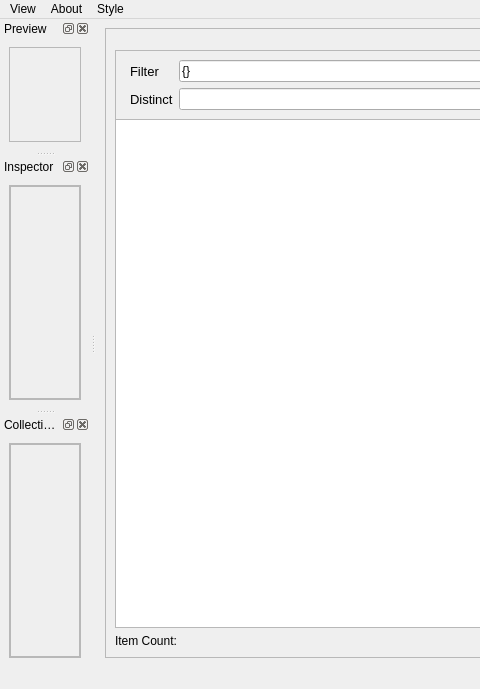
First picture: the form in main.ui, repository compix/MetadataManager, before the edit; both pictures show x 0 to 480 and y 0 to 689 of the 994 by 689 pixel window.
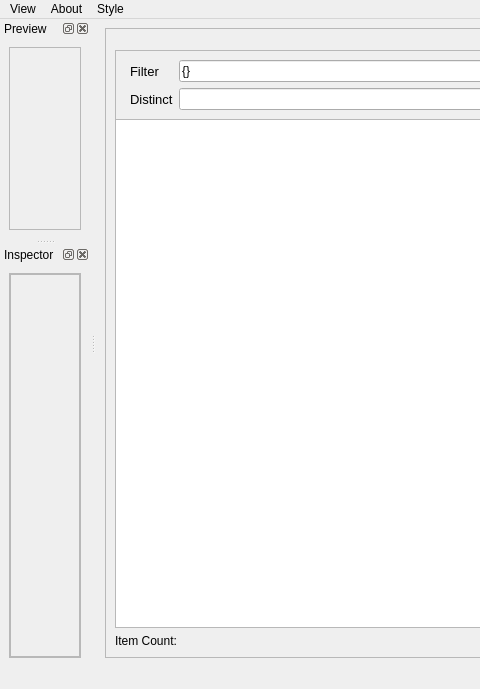
Second picture: the form after the edit.

Commit message: Update core lib, added simple collection management and viewer

```diff
--- a/main.ui
+++ b/main.ui
@@ -251,7 +251,7 @@
              <x>0</x>
              <y>0</y>
              <width>69</width>
-             <height>208</height>
+             <height>375</height>
             </rect>
            </property>
            <layout class="QVBoxLayout" name="verticalLayout_3">
@@ -318,67 +318,6 @@
     </layout>
    </widget>
   </widget>
-  <widget class="QDockWidget" name="collectionsDockWidget">
-   <property name="windowTitle">
-    <string>Collections</string>
-   </property>
-   <attribute name="dockWidgetArea">
-    <number>1</number>
-   </attribute>
-   <widget class="QWidget" name="dockWidgetContents">
-    <layout class="QVBoxLayout" name="verticalLayout_7">
-     <item>
-      <widget class="QFrame" name="frame_5">
-       <property name="frameShape">
-        <enum>QFrame::StyledPanel</enum>
-       </property>
-       <property name="frameShadow">
-        <enum>QFrame::Raised</enum>
-       </property>
-       <layout class="QVBoxLayout" name="verticalLayout_8">
-        <property name="leftMargin">
-         <number>0</number>
-        </property>
-        <property name="topMargin">
-         <number>0</number>
-        </property>
-        <property name="rightMargin">
-         <number>0</number>
-        </property>
-        <property name="bottomMargin">
-         <number>0</number>
-        </property>
-        <item>
-         <widget class="QScrollArea" name="scrollArea">
-          <property name="widgetResizable">
-           <bool>true</bool>
-          </property>
-          <property name="alignment">
-           <set>Qt::AlignLeading|Qt::AlignLeft|Qt::AlignTop</set>
-          </property>
-          <widget class="QWidget" name="scrollAreaWidgetContents">
-           <property name="geometry">
-            <rect>
-             <x>0</x>
-             <y>0</y>
-             <width>69</width>
-             <height>209</height>
-            </rect>
-           </property>
-           <layout class="QVBoxLayout" name="verticalLayout_10">
-            <item>
-             <layout class="QVBoxLayout" name="collectionsVLayout"/>
-            </item>
-           </layout>
-          </widget>
-         </widget>
-        </item>
-       </layout>
-      </widget>
-     </item>
-    </layout>
-   </widget>
-  </widget>
   <action name="actionViewPreview">
    <property name="checkable">
     <bool>true</bool>
```
The commit also changes 5 other files.
